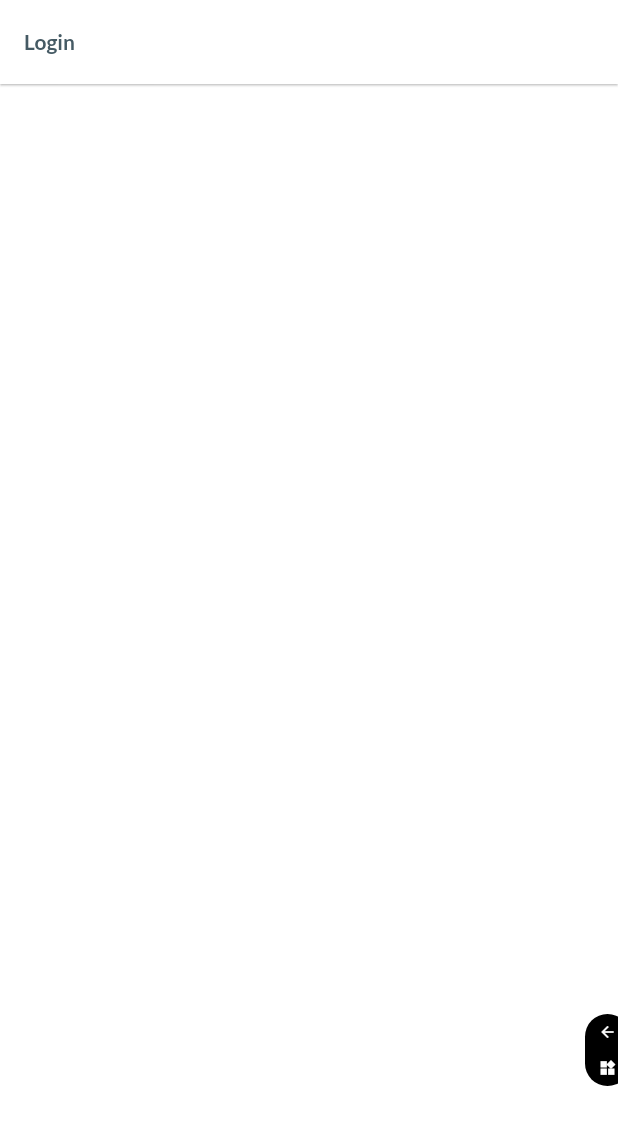
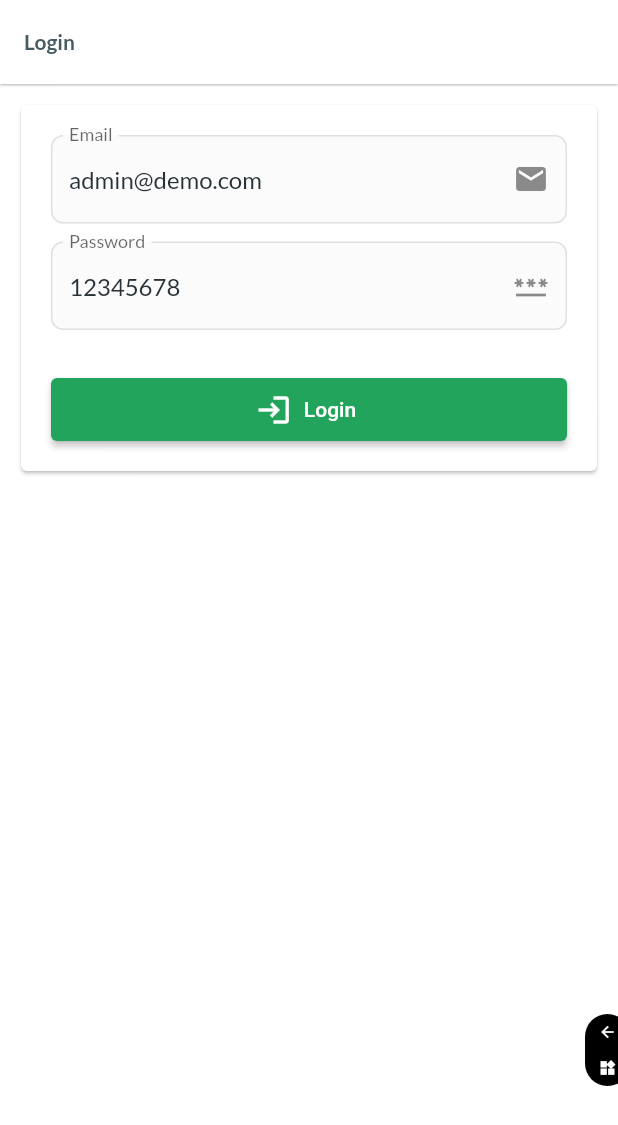
Before and after one commit to Ridhorezi/posrant, a Flutter app: the screen it shows after launch, on a phone screen of 412 x 824 dp. Shown: the top 1125 px of the screen. Run offline on Flutter 3.47's test engine with Material 2 defaults, Android fonts, the phone set to English and light mode, and no system bars; our stand-ins replace cached_network_image, carousel_slider, dio, file_picker, firebase_auth, firebase_core and 11 more; missing offline and left inert: faker_dart; accounts and stored records are empty.

Commit message:
add login & logout service, and implement banner dashboard

```diff
--- a/lib/module/auth/controller/login_controller.dart
+++ b/lib/module/auth/controller/login_controller.dart
@@ -1,5 +1,11 @@
+// ignore_for_file: unnecessary_import
+
+// import 'package:firebase_auth/firebase_auth.dart';
 import 'package:flutter/material.dart';
+import 'package:posrant/core.dart';
+import 'package:posrant/service/auth_service/auth_service.dart';
 import 'package:posrant/state_util.dart';
+import '../../../shared/util/show_loading/show_loading.dart';
 import '../view/login_view.dart';
 
 class LoginController extends State<LoginView> implements MvcController {
@@ -17,4 +23,22 @@ class LoginController extends State<LoginView> implements MvcController {
 
   @override
   Widget build(BuildContext context) => widget.build(context, this);
+
+  String email = "admin@demo.com";
+  String password = "12345678";
+
+  doLogin() async {
+    showLoading();
+    try {
+      await AuthService().login(
+        email: email,
+        password: password,
+      );
+      hideLoading();
+      Get.offAll(const MainNavigationView());
+    } on Exception {
+      hideLoading();
+      showInfoDialog("Ups! something when wrong !");
+    }
+  }
 }
--- a/lib/module/auth/view/login_view.dart
+++ b/lib/module/auth/view/login_view.dart
@@ -1,5 +1,6 @@
 import 'package:flutter/material.dart';
 import 'package:posrant/core.dart';
+// ignore: unnecessary_import
 import '../controller/login_controller.dart';
 
 class LoginView extends StatefulWidget {
@@ -16,8 +17,53 @@ class LoginView extends StatefulWidget {
       body: SingleChildScrollView(
         child: Container(
           padding: const EdgeInsets.all(10.0),
-          child: const Column(
-            children: [],
+          child: Column(
+            children: [
+              Card(
+                child: Padding(
+                  padding: const EdgeInsets.all(20),
+                  child: Column(
+                    children: [
+                      QTextField(
+                        label: "Email",
+                        hint: "Your email",
+                        validator: Validator.email,
+                        suffixIcon: Icons.email,
+                        value: controller.email,
+                        onChanged: (value) {
+                          controller.email = value;
+                        },
+                      ),
+                      QTextField(
+                        label: "Password",
+                        hint: "Your password",
+                        validator: Validator.required,
+                        suffixIcon: Icons.password,
+                        value: controller.password,
+                        onChanged: (value) {
+                          controller.password = value;
+                        },
+                      ),
+                      const SizedBox(
+                        height: 20,
+                      ),
+                      SizedBox(
+                        width: MediaQuery.of(context).size.width,
+                        height: 42,
+                        child: ElevatedButton.icon(
+                          style: ElevatedButton.styleFrom(
+                            backgroundColor: primaryColor,
+                          ),
+                          icon: const Icon(Icons.login),
+                          label: const Text("Login"),
+                          onPressed: () => controller.doLogin(),
+                        ),
+                      ),
+                    ],
+                  ),
+                ),
+              ),
+            ],
           ),
         ),
       ),
--- /dev/null
+++ b/lib/service/auth_service/auth_service.dart
@@ -0,0 +1,22 @@
+import 'package:firebase_auth/firebase_auth.dart';
+
+class AuthService {
+  login({required String email, required String password}) async {
+    try {
+      await FirebaseAuth.instance.signInWithEmailAndPassword(
+        email: email,
+        password: password,
+      );
+    } on Exception {
+      throw Exception();
+    }
+  }
+
+  logout() async {
+    try {
+      await FirebaseAuth.instance.signOut();
+    } on Exception {
+      throw Exception();
+    }
+  }
+}
```
Also changed, not shown: lib/module/dashboard/view/dashboard_view.dart (+67 -3 lines), lib/module/profile/controller/profile_controller.dart (+10 -0 lines), lib/module/profile/view/profile_view.dart (+9 -1 lines).
